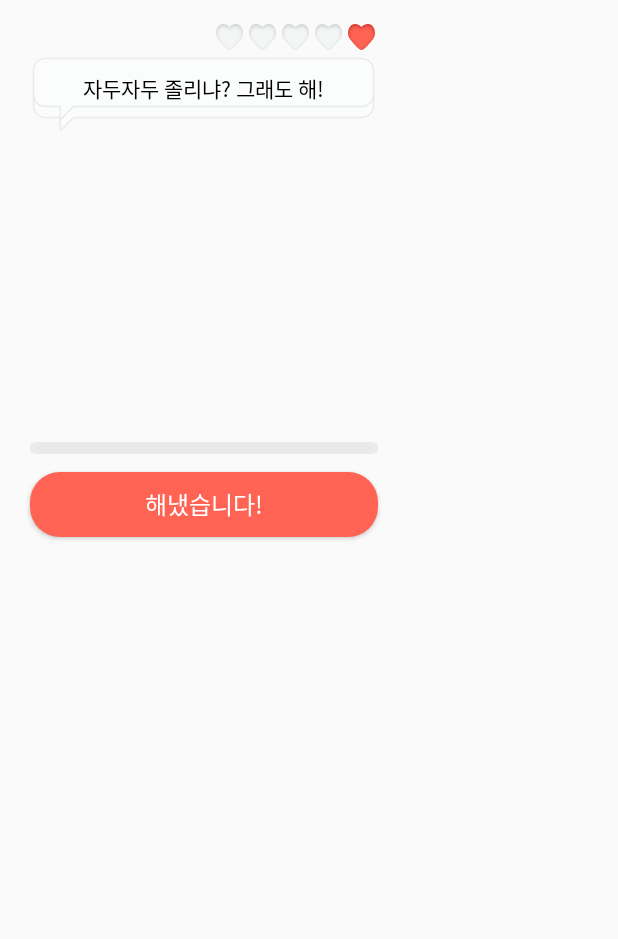
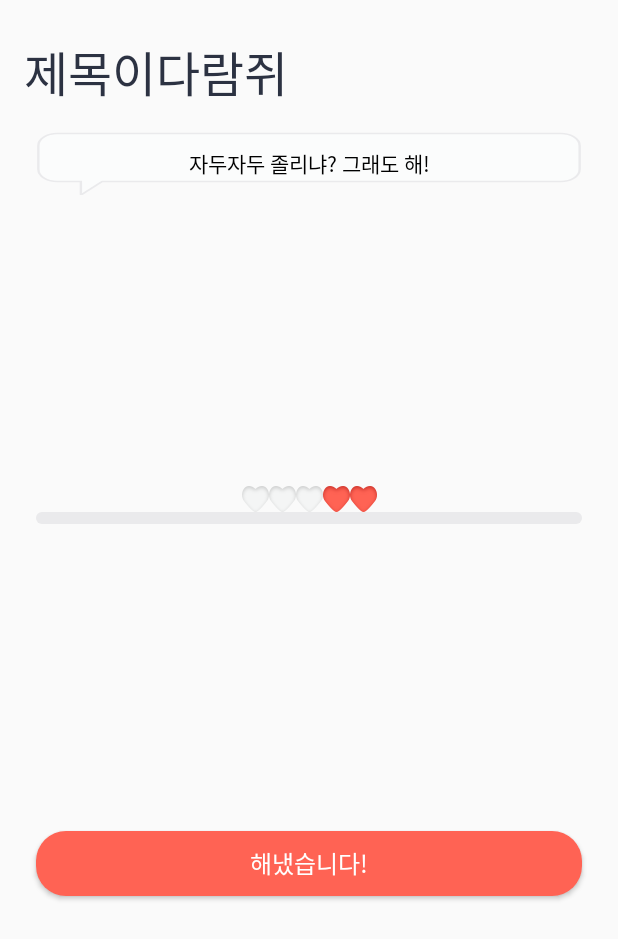
Before and after one commit to mash-up-kr/Four-Ten-Android, an Android app: the layout item_main_card.xml on its own in the app's theme, with its tools: preview values and no code run, on a phone screen of 412 x 824 dp. Shown: the top 939 px of the screen. Run offline under Robolectric (Android 15) with nearby library versions, the phone set to English and light mode, and no system bars.

Commit message:
MainActivity: item card layout 수정

```diff
--- a/FourTen/app/src/main/java/com/mashup/fourten/data/model/Habit.kt
+++ b/FourTen/app/src/main/java/com/mashup/fourten/data/model/Habit.kt
@@ -13,3 +13,5 @@ data class Habit(
     val title: String,
     val totalCount: Int
 )
+
+enum class State { ING, DONE, FAIL }
--- a/FourTen/app/src/main/res/layout/item_main_card.xml
+++ b/FourTen/app/src/main/res/layout/item_main_card.xml
@@ -1,110 +1,88 @@
 <?xml version="1.0" encoding="utf-8"?>
-<androidx.constraintlayout.widget.ConstraintLayout xmlns:android="http://schemas.android.com/apk/res/android"
+<layout xmlns:android="http://schemas.android.com/apk/res/android"
     xmlns:app="http://schemas.android.com/apk/res-auto"
-    xmlns:tools="http://schemas.android.com/tools"
-    android:layout_width="272dp"
-    android:layout_height="374dp">
+    xmlns:tools="http://schemas.android.com/tools">
 
+    <data>
 
-    <ImageView
-        android:id="@+id/imgBouns1"
+    </data>
+
+    <androidx.constraintlayout.widget.ConstraintLayout
+        android:layout_width="match_parent"
+        android:layout_height="match_parent">
+
+        <TextView
+            android:id="@+id/tvTitle"
             android:layout_width="wrap_content"
             android:layout_height="wrap_content"
-        android:layout_marginTop="16dp"
-        android:layout_marginEnd="22dp"
-        android:background="@drawable/love_fill"
-        app:layout_constraintRight_toRightOf="parent"
-        app:layout_constraintTop_toTopOf="parent" />
+            android:layout_marginStart="16dp"
+            android:layout_marginTop="24dp"
+            android:textColor="@color/textBlack"
+            android:textSize="32sp"
+            app:layout_constraintStart_toStartOf="parent"
+            app:layout_constraintTop_toTopOf="parent"
+            tools:text="제목이다람쥐" />
 
-    <ImageView
-        android:id="@+id/imgBouns2"
-        android:layout_width="wrap_content"
-        android:layout_height="wrap_content"
-        android:layout_marginEnd="4dp"
-        android:background="@drawable/love_empty"
-        app:layout_constraintRight_toLeftOf="@+id/imgBouns1"
-        app:layout_constraintTop_toTopOf="@+id/imgBouns1" />
-
-    <ImageView
-        android:id="@+id/imgBouns3"
-        android:layout_width="wrap_content"
-        android:layout_height="wrap_content"
-        android:layout_marginEnd="4dp"
-        android:background="@drawable/love_empty"
-        app:layout_constraintRight_toLeftOf="@+id/imgBouns2"
-        app:layout_constraintTop_toTopOf="@+id/imgBouns2" />
-
-    <ImageView
-        android:id="@+id/imgBouns4"
-        android:layout_width="wrap_content"
-        android:layout_height="wrap_content"
-        android:layout_marginEnd="4dp"
-        android:background="@drawable/love_empty"
-        app:layout_constraintRight_toLeftOf="@+id/imgBouns3"
-        app:layout_constraintTop_toTopOf="@+id/imgBouns3" />
-
-    <ImageView
-        android:id="@+id/imgBouns5"
-        android:layout_width="wrap_content"
-        android:layout_height="wrap_content"
-        android:layout_marginEnd="4dp"
-        android:background="@drawable/love_empty"
-        app:layout_constraintRight_toLeftOf="@+id/imgBouns4"
-        app:layout_constraintTop_toTopOf="@+id/imgBouns4" />
-
-
-    <ImageView
-        android:id="@+id/imgBalloon"
+        <TextView
+            android:id="@+id/textView4"
             android:layout_width="0dp"
             android:layout_height="wrap_content"
-        android:layout_marginStart="21dp"
-        android:layout_marginTop="12dp"
-        android:layout_marginEnd="22dp"
-        android:background="@drawable/textbox"
-        app:layout_constraintLeft_toLeftOf="parent"
-        app:layout_constraintRight_toRightOf="parent"
-        app:layout_constraintTop_toBottomOf="@id/imgBouns5" />
-
-    <TextView
-        android:layout_width="0dp"
-        android:layout_height="wrap_content"
-        android:layout_marginBottom="7dp"
+            android:layout_marginStart="24dp"
+            android:layout_marginTop="16dp"
+            android:layout_marginEnd="24dp"
             android:background="@drawable/textbox"
             android:gravity="center"
             android:includeFontPadding="false"
             android:textColor="@android:color/black"
             android:textSize="14sp"
-        app:layout_constraintBottom_toBottomOf="@id/imgBalloon"
-        app:layout_constraintLeft_toLeftOf="@id/imgBalloon"
-        app:layout_constraintRight_toRightOf="@id/imgBalloon"
+            app:layout_constraintEnd_toEndOf="parent"
+            app:layout_constraintStart_toStartOf="parent"
+            app:layout_constraintTop_toBottomOf="@+id/tvTitle"
             tools:text="자두자두 졸리냐? 그래도 해!" />
 
+        <ImageView
+            android:id="@+id/ivCharacter"
+            android:layout_width="0dp"
+            android:layout_height="180dp"
+            android:layout_marginStart="30dp"
+            android:layout_marginTop="14dp"
+            android:layout_marginEnd="30dp"
+            app:layout_constraintEnd_toEndOf="parent"
+            app:layout_constraintStart_toStartOf="parent"
+            app:layout_constraintTop_toBottomOf="@+id/textView4" />
+
+        <com.mashup.fourten.ui.custom.JDHeartCountView
+            android:id="@+id/heartCountView"
+            android:layout_width="wrap_content"
+            android:layout_height="wrap_content"
+            app:fillHeart="2"
+            app:layout_constraintEnd_toEndOf="parent"
+            app:layout_constraintStart_toStartOf="parent"
+            app:layout_constraintTop_toBottomOf="@id/ivCharacter"
+            app:maxHeart="5" />
 
         <ProgressBar
             android:id="@+id/progressBarPercent"
             style="@style/customProgressBarStyle"
             android:layout_width="0dp"
             android:layout_height="8dp"
-        android:layout_marginBottom="12dp"
-        app:layout_constraintLeft_toLeftOf="@id/btnConfirm"
-        app:layout_constraintRight_toRightOf="@id/btnConfirm"
-        app:layout_constraintBottom_toTopOf="@id/btnConfirm" />
-
+            app:layout_constraintEnd_toEndOf="@+id/textView4"
+            app:layout_constraintStart_toStartOf="@+id/textView4"
+            app:layout_constraintTop_toBottomOf="@id/heartCountView" />
 
         <Button
             android:id="@+id/btnConfirm"
             android:layout_width="0dp"
             android:layout_height="43dp"
-        android:layout_marginStart="20dp"
-        android:layout_marginEnd="20dp"
-        android:layout_marginBottom="16dp"
+            android:layout_marginBottom="22dp"
             android:background="@drawable/bg_button_grapefruit_radius_20"
             android:textColor="@android:color/white"
             android:textSize="16sp"
             app:layout_constraintBottom_toBottomOf="parent"
-        app:layout_constraintEnd_toEndOf="parent"
-        app:layout_constraintStart_toStartOf="parent"
+            app:layout_constraintEnd_toEndOf="@+id/progressBarPercent"
+            app:layout_constraintStart_toStartOf="@+id/progressBarPercent"
+            app:layout_constraintTop_toBottomOf="@id/progressBarPercent"
             tools:text="해냈습니다!" />
 
-
     </androidx.constraintlayout.widget.ConstraintLayout>
+</layout>
```
Lines whose indentation alone changed are shown as unchanged.
